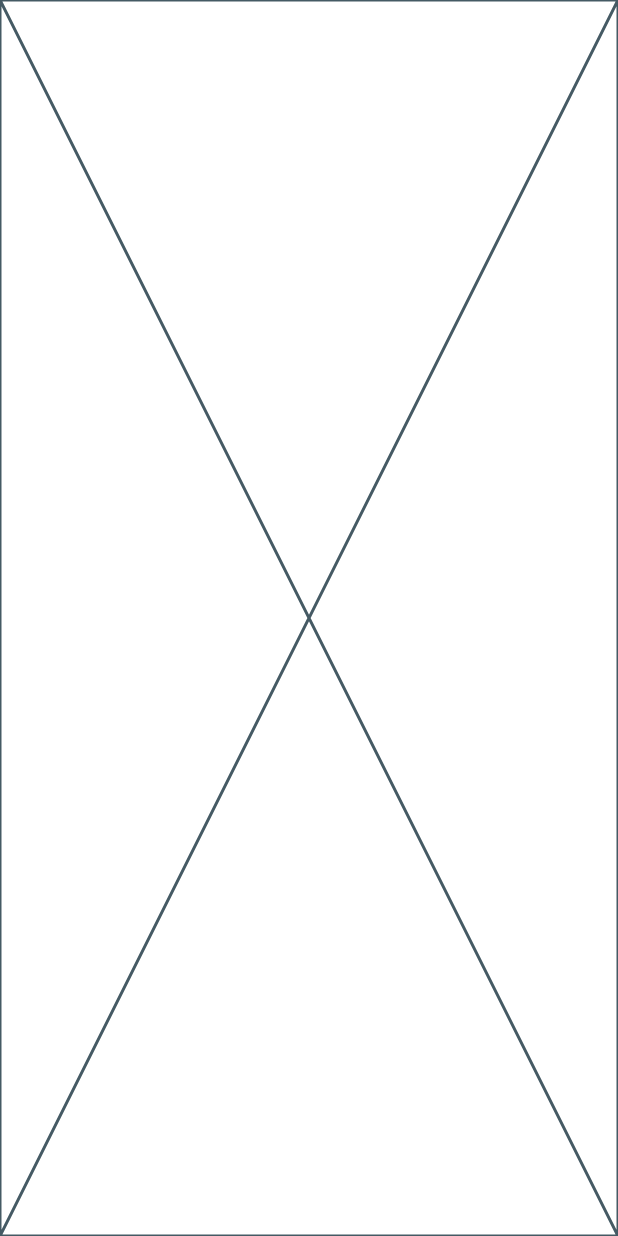
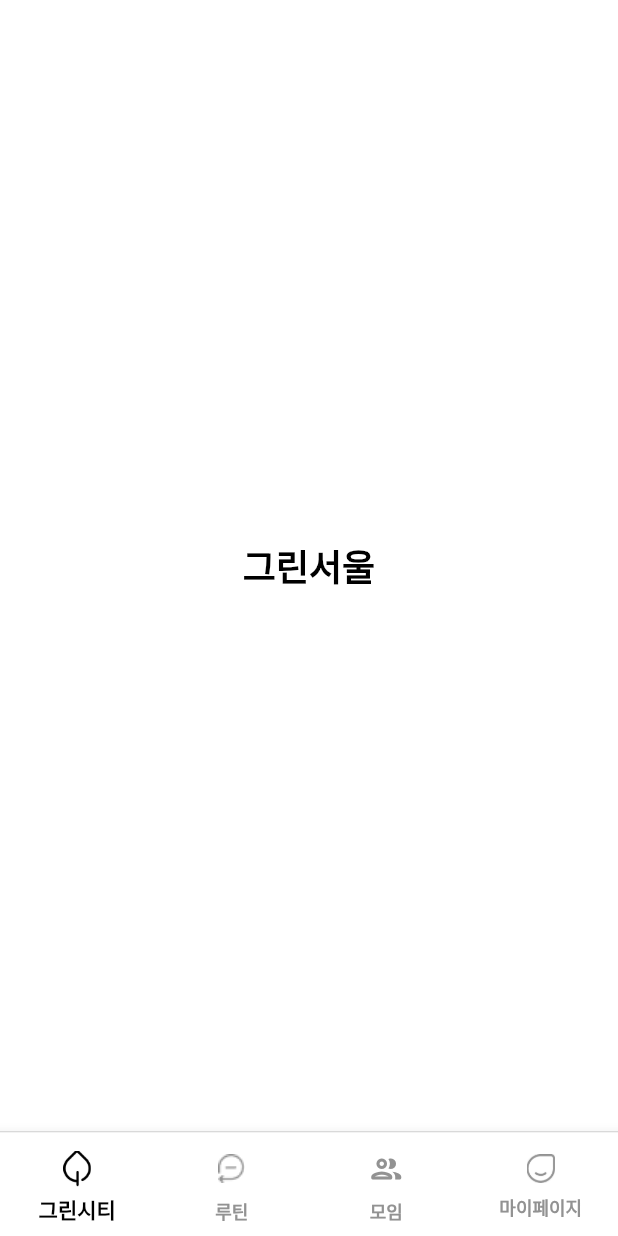
Before and after one commit to mingreen2023/onemilegreen-front, a Flutter app: the screen it shows after launch, on a phone screen of 412 x 824 dp. Run offline on Flutter 3.47's test engine with Material 2 defaults, Android fonts, the phone set to English and light mode, and no system bars; our stand-ins replace flutter_dotenv.

Commit message:
theme, page setting, bottom navigation bar

```diff
--- a/lib/main.dart
+++ b/lib/main.dart
@@ -1,5 +1,7 @@
 import 'package:flutter/material.dart';
 import 'package:flutter_dotenv/flutter_dotenv.dart';
+import 'package:onemilegreen_front/screens/home_screen.dart';
+import 'package:onemilegreen_front/util/theme.dart';
 
 void main() {
   setEnv();
@@ -19,11 +21,8 @@ class MyApp extends StatelessWidget {
   Widget build(BuildContext context) {
     return MaterialApp(
       title: 'OneMileGreen',
-      theme: ThemeData(
-        colorScheme: ColorScheme.fromSeed(seedColor: Colors.deepPurple),
-        useMaterial3: true,
-      ),
-      home: const Placeholder(),
+      theme: theme(),
+      home: const HomeScreen(),
     );
   }
 }
--- /dev/null
+++ b/lib/screens/home_screen.dart
@@ -0,0 +1,113 @@
+import 'package:flutter/material.dart';
+import 'package:onemilegreen_front/screens/pages/gathering_page.dart';
+import 'package:onemilegreen_front/screens/pages/green_city_page.dart';
+import 'package:onemilegreen_front/screens/pages/my_page.dart';
+import 'package:onemilegreen_front/screens/pages/routine_page.dart';
+import 'package:onemilegreen_front/util/constants.dart';
+
+class HomeScreen extends StatefulWidget {
+  const HomeScreen({super.key});
+
+  @override
+  State<HomeScreen> createState() => _HomeScreenState();
+}
+
+class _HomeScreenState extends State<HomeScreen> {
+  int _selectedIndex = 0;
+  static const List<Widget> _widgetOptions = <Widget>[
+    GreenCityPage(),
+    RoutinePage(),
+    GatheringPage(),
+    MyPage(),
+  ];
+
+  void _onItemTapped(int index) {
+    setState(() {
+      _selectedIndex = index;
+    });
+  }
+
+  @override
+  Widget build(BuildContext context) {
+    return Scaffold(
+      body: Center(
+        child: _widgetOptions.elementAt(_selectedIndex),
+      ),
+      bottomNavigationBar: Container(
+        decoration: BoxDecoration(
+            color: Colors.white,
+            border: Border(
+                top: BorderSide(color: Colors.grey.shade300, width: 1.0))),
+        child: BottomNavigationBar(
+          items: <BottomNavigationBarItem>[
+            barItemBuilder(
+                selIcon: 'bt_green_city_active', // TODO: replace icon
+                unselIcon: 'bt_green_city',
+                label: greenSeoul,
+                size: bottomIconSize),
+            barItemBuilder(
+                selIcon: 'bt_routine_active',
+                unselIcon: 'bt_routine',
+                label: routine,
+                size: bottomIconSize),
+            // TODO: fix icon later
+            const BottomNavigationBarItem(
+              backgroundColor: Colors.white,
+              icon: Padding(
+                padding: EdgeInsets.symmetric(vertical: 5),
+                child: Icon(
+                  Icons.people_outline_rounded,
+                  size: bottomIconSize,
+                ),
+              ),
+              activeIcon: Padding(
+                padding: EdgeInsets.symmetric(vertical: 5),
+                child: Icon(
+                  Icons.people_outline_rounded,
+                  size: bottomIconSize,
+                ),
+              ),
+              label: gathering,
+            ),
+            barItemBuilder(
+                selIcon: 'bt_mypage_active',
+                unselIcon: 'bt_mypage',
+                label: myPage,
+                size: bottomIconSize - 5),
+          ],
+          currentIndex: _selectedIndex,
+          selectedItemColor: Colors.black,
+          onTap: _onItemTapped,
+        ),
+      ),
+    );
+  }
+
+  BottomNavigationBarItem barItemBuilder({
+    required String selIcon,
+    required String unselIcon,
+    required String label,
+    required double size,
+  }) {
+    return BottomNavigationBarItem(
+      backgroundColor: Colors.white,
+      icon: Padding(
+        padding: const EdgeInsets.symmetric(vertical: 5),
+        child: Image(
+          image: AssetImage('assets/images/$unselIcon.png'),
+          width: size,
+          height: size,
+        ),
+      ),
+      activeIcon: Padding(
+        padding: const EdgeInsets.symmetric(vertical: 5),
+        child: Image(
+          image: AssetImage('assets/images/$selIcon.png'),
+          width: size,
+          height: size,
+        ),
+      ),
+      label: label,
+    );
+  }
+}
--- /dev/null
+++ b/lib/screens/pages/green_city_page.dart
@@ -0,0 +1,15 @@
+import 'package:flutter/material.dart';
+
+class GreenCityPage extends StatefulWidget {
+  const GreenCityPage({super.key});
+
+  @override
+  State<GreenCityPage> createState() => _GreenCityPageState();
+}
+
+class _GreenCityPageState extends State<GreenCityPage> {
+  @override
+  Widget build(BuildContext context) {
+    return const Text('그린서울');
+  }
+}
--- /dev/null
+++ b/lib/util/constants.dart
@@ -0,0 +1,7 @@
+// 하단바
+const String greenSeoul = "그린시티";
+const String routine = "루틴";
+const String gathering = "모임";
+const String myPage = "마이페이지";
+
+const double bottomIconSize = 24;
--- a/pubspec.yaml
+++ b/pubspec.yaml
@@ -65,6 +65,7 @@ flutter:
   #   - images/a_dot_ham.jpeg
 
   assets:
+    - assets/
     - assets/images/
     - .env
 
```
Also changed, not shown: lib/screens/pages/gathering_page.dart (added, +15 -0 lines), lib/screens/pages/my_page.dart (added, +15 -0 lines), lib/screens/pages/routine_page.dart (added, +15 -0 lines), lib/util/colors.dart (added, +8 -0 lines), lib/util/theme.dart (added, +65 -0 lines), assets/images/bt_green_city.png (added), assets/images/bt_green_city_active.png (renamed from assets/images/bt_green_seoul.png), assets/images/bt_mypage_active.png (added), assets/images/bt_routine.png (added), assets/images/bt_routine_active.png (added), assets/images/main_m_cup.png (renamed from assets/images/main_cup.png), assets/images/main_m_tree.png (renamed from assets/images/main_tree.png), assets/images/main_top_arrow.png (renamed from assets/images/main_arrow.png), assets/images/main_top_map.png (renamed from assets/images/main_map.png), 1 more files.
